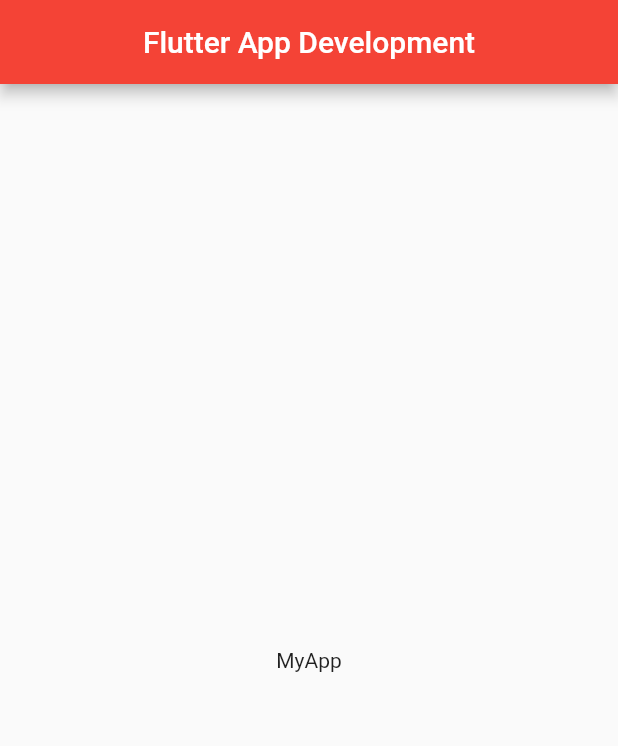
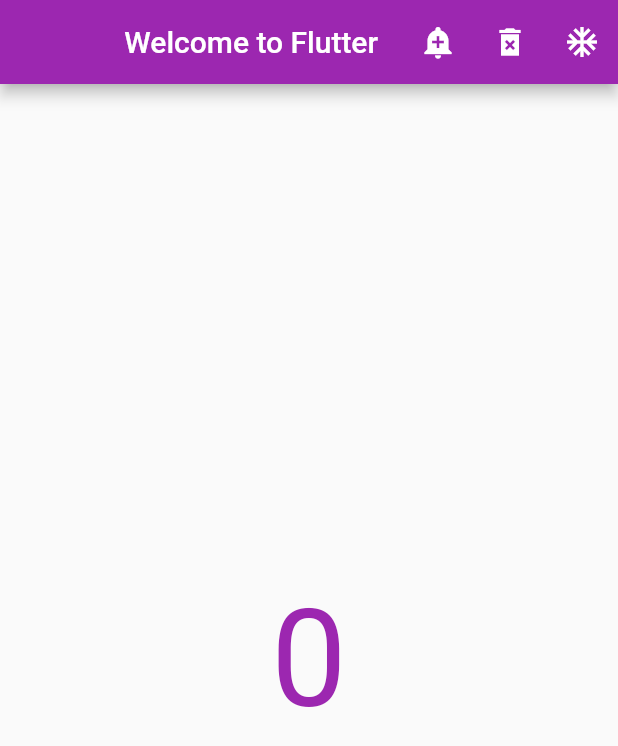
Before and after one commit to Thobif/flutter-d2-week9, a Flutter app: the screen it shows after launch, on a phone screen of 412 x 824 dp. Shown: the top 746 px of the screen. Run offline on Flutter 3.47's test engine with Material 2 defaults, Android fonts, the phone set to English and light mode, and no system bars.

Commit message:
'update'

```diff
--- /dev/null
+++ b/lib/screens/appbar_demo.dart
@@ -0,0 +1,54 @@
+import 'package:flutter/material.dart';
+
+class AppBarDemo extends StatefulWidget {
+  const AppBarDemo({Key? key}) : super(key: key);
+
+  @override
+  State<AppBarDemo> createState() => _AppBarDemoState();
+}
+
+class _AppBarDemoState extends State<AppBarDemo> {
+  int count = 0;
+  @override
+  Widget build(BuildContext context) {
+    return Scaffold(
+      appBar: AppBar(
+        centerTitle: true,
+        title: Text("Welcome to Flutter"),
+        elevation: 4.0,
+        actions: [
+          IconButton(
+              onPressed: () {
+                setState(() {
+                  count = count + 1;
+                  print('$count');
+                });
+              },
+              icon: Icon(Icons.add_alert)),
+          IconButton(
+              onPressed: () {
+                setState(() {
+                  count = count - 1;
+                  print('$count');
+                });
+              },
+              icon: Icon(Icons.delete_forever_sharp)),
+          IconButton(
+              onPressed: () {
+                setState(() {
+                  count = 0;
+                  print('$count');
+                });
+              },
+              icon: Icon(Icons.ac_unit))
+        ],
+      ),
+      body: Center(
+        child: Text(
+          "$count",
+          style: TextStyle(fontSize: 90.0, color: Colors.purple),
+        ),
+      ),
+    );
+  }
+}
--- a/lib/screens/home.dart
+++ b/lib/screens/home.dart
@@ -1,16 +1,17 @@
 import 'package:flutter/material.dart';
-import 'scaffold_demo..dart';
 
-class MyApp extends StatelessWidget{
-  const MyApp({Key? key}):super(key: key);
+import 'appbar_demo.dart';
+
+class MyApp extends StatelessWidget {
+  const MyApp({Key? key}) : super(key: key);
 
   @override
   Widget build(BuildContext context) {
     return MaterialApp(
-      title: 'Flutter',
+      title: 'Flutter App Development',
       debugShowCheckedModeBanner: false,
-      home: ScaffoldDemo(),
-      theme: ThemeData(primarySwatch: Colors.red),
+      home: const AppBarDemo(),
+      theme: ThemeData(primarySwatch: Colors.purple),
     );
   }
 }
```
Also changed, not shown: lib/screens/floataction_demo.dart (+39 -0 lines).
